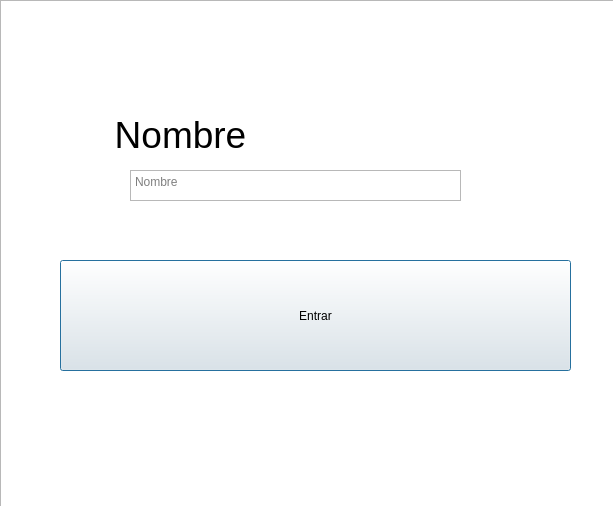
The window that new_game.ui (danielarcil4/Proyecto-final) describes before a commit, drawn with Qt 5.
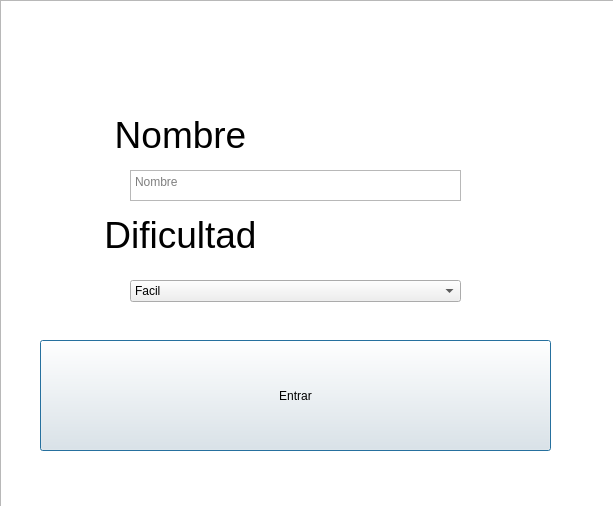
The same window after the commit. Icons and pictures are not drawn.

Commit message: Se diseño el nivel 2,Tambien se ajustaron elementos del guardado y cargado para que tenga en cuenta el nivel y la dificultad(Aun faltan detalles en el nivel 2). Con respecto al commit anterior ya se arreglo el problema de guardado.

The edit to the form file:
```diff
--- a/new_game.ui
+++ b/new_game.ui
@@ -16,8 +16,8 @@
   <widget class="QPushButton" name="pushButton">
    <property name="geometry">
     <rect>
-     <x>60</x>
-     <y>260</y>
+     <x>40</x>
+     <y>340</y>
      <width>511</width>
      <height>111</height>
     </rect>
@@ -74,10 +74,53 @@
     <string notr="true">background-image: url(:/Resourse/Menu.png);</string>
    </property>
   </widget>
+  <widget class="QComboBox" name="comboBox">
+   <property name="geometry">
+    <rect>
+     <x>130</x>
+     <y>280</y>
+     <width>331</width>
+     <height>22</height>
+    </rect>
+   </property>
+   <item>
+    <property name="text">
+     <string>Facil</string>
+    </property>
+   </item>
+   <item>
+    <property name="text">
+     <string>Normal</string>
+    </property>
+   </item>
+   <item>
+    <property name="text">
+     <string>Dificil</string>
+    </property>
+   </item>
+  </widget>
+  <widget class="QLabel" name="label_2">
+   <property name="geometry">
+    <rect>
+     <x>80</x>
+     <y>210</y>
+     <width>201</width>
+     <height>51</height>
+    </rect>
+   </property>
+   <property name="styleSheet">
+    <string notr="true">font: 8pt &quot;Onyx&quot;;</string>
+   </property>
+   <property name="text">
+    <string>&lt;html&gt;&lt;head/&gt;&lt;body&gt;&lt;p align=&quot;center&quot;&gt;&lt;span style=&quot; font-size:28pt;&quot;&gt;Dificultad&lt;/span&gt;&lt;/p&gt;&lt;/body&gt;&lt;/html&gt;</string>
+   </property>
+  </widget>
   <zorder>textEdit</zorder>
   <zorder>pushButton</zorder>
   <zorder>plainTextEdit</zorder>
   <zorder>label</zorder>
+  <zorder>comboBox</zorder>
+  <zorder>label_2</zorder>
  </widget>
  <resources/>
  <connections/>
```
The commit also changes 14 other files.
